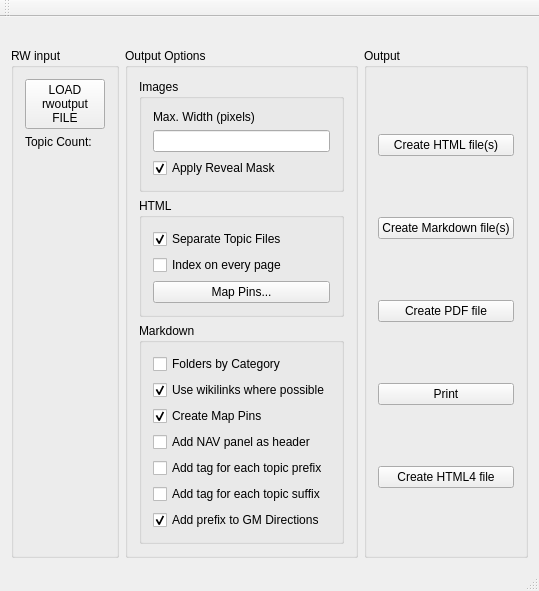
farling42/RWoutput, file mainwindow.ui: the form before one commit.
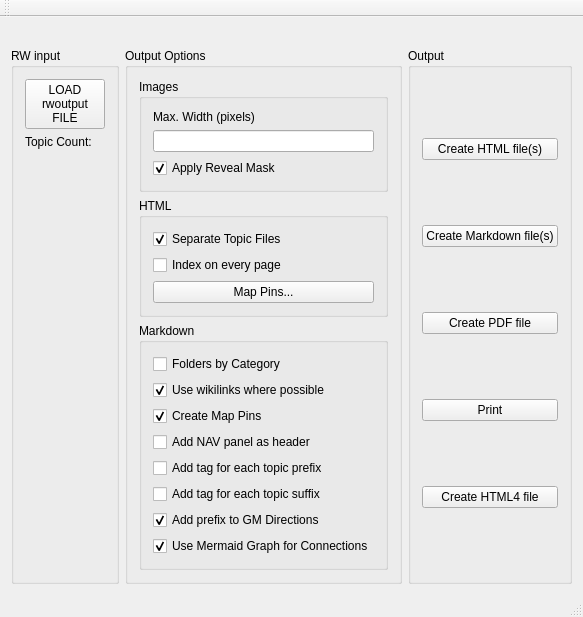
The form after the commit. Icons and pictures are not drawn.

Commit message: Adds mermaid graphs for connections; fix #47

What changed in the file:
```diff
--- a/mainwindow.ui
+++ b/mainwindow.ui
@@ -9,8 +9,8 @@
    <rect>
     <x>0</x>
     <y>0</y>
-    <width>471</width>
-    <height>505</height>
+    <width>505</width>
+    <height>551</height>
    </rect>
   </property>
   <property name="windowTitle">
@@ -232,6 +232,19 @@
               </property>
              </widget>
             </item>
+            <item>
+             <widget class="QCheckBox" name="graphConnections">
+              <property name="toolTip">
+               <string>If not selected, then text description is given for each connection</string>
+              </property>
+              <property name="text">
+               <string>Use Mermaid Graph for Connections</string>
+              </property>
+              <property name="checked">
+               <bool>true</bool>
+              </property>
+             </widget>
+            </item>
            </layout>
           </widget>
          </item>
```
Left out of the diff: 2 changed lines with no effect on the pictures. The commit also changes 4 other files.
